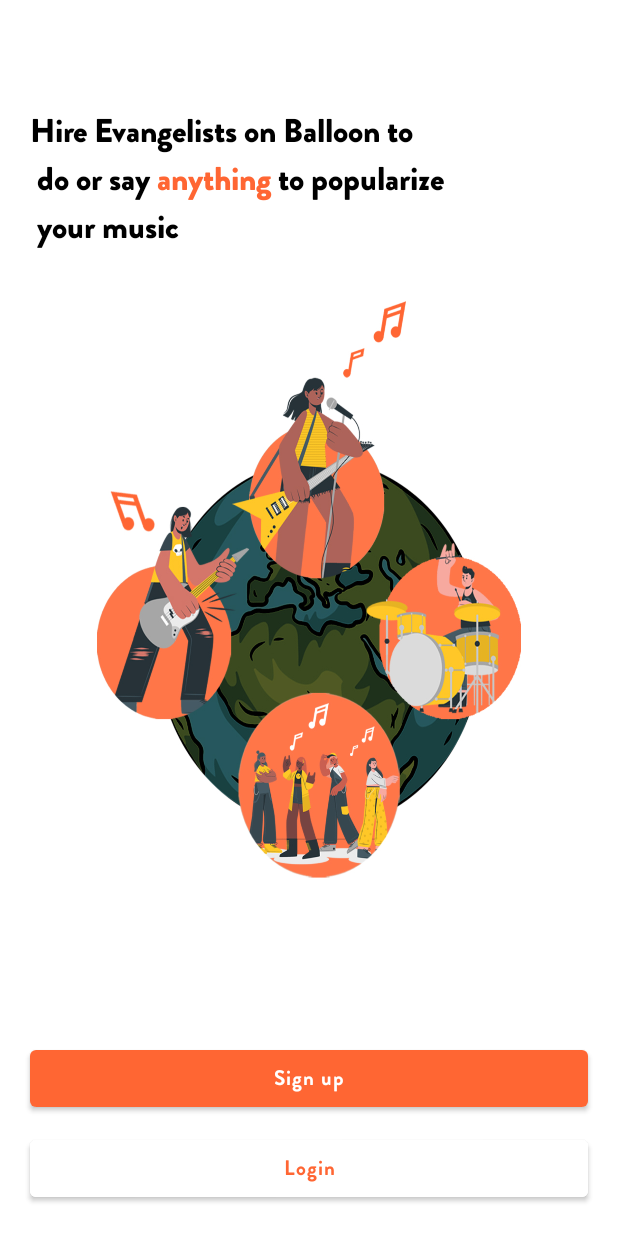
After one commit to darmilola/Balloon, an Android app: the LoginOrSignup screen opened directly, with no data from a screen before it, on a phone screen of 412 x 824 dp. The commit adds this screen. Run offline under Robolectric (Android 15) with nearby library versions, the phone set to English and light mode, and no system bars.

Commit message:
Completed signup or login page

```diff
--- a/app/src/main/AndroidManifest.xml
+++ b/app/src/main/AndroidManifest.xml
@@ -10,6 +10,9 @@
         android:supportsRtl="true"
         android:testOnly="false"
         android:theme="@style/Theme.Balloon">
+        <activity
+            android:name=".LoginOrSignup"
+            android:exported="false" />
         <activity
             android:name=".SecondWelcome"
             android:exported="false" />
@@ -27,7 +30,7 @@
             android:exported="false" />
         <activity
             android:name=".MainActivity"
-            android:exported="true"></activity>
+            android:exported="true" />
     </application>
 
 </manifest>
--- /dev/null
+++ b/app/src/main/java/com/useballoon/LoginOrSignup.kt
@@ -0,0 +1,41 @@
+package com.useballoon
+
+import androidx.appcompat.app.AppCompatActivity
+import android.os.Bundle
+import android.text.Spannable
+import android.text.SpannableString
+import android.text.style.ForegroundColorSpan
+import android.text.style.UnderlineSpan
+import android.view.View
+import android.view.WindowManager
+import android.view.animation.Animation
+import android.view.animation.AnimationUtils
+import android.widget.TextView
+import androidx.core.content.ContextCompat
+
+class LoginOrSignup : AppCompatActivity() {
+    private lateinit var header: TextView
+    override fun onCreate(savedInstanceState: Bundle?) {
+        super.onCreate(savedInstanceState)
+        setContentView(R.layout.activity_login_or_signup)
+        initView()
+    }
+
+    fun initView(){
+
+        header = findViewById(R.id.signup_header)
+        val headerSpan: Spannable = SpannableString("Hire Evangelists on Balloon to\n do or say anything to popularize\n your music")
+        headerSpan.setSpan(
+            ForegroundColorSpan(
+                ContextCompat.getColor(
+                    this,
+                    R.color.balloon_primary
+                )
+            ), 41, 51, Spannable.SPAN_EXCLUSIVE_EXCLUSIVE
+        )
+        header.setText(headerSpan)
+
+
+
+    }
+}
--- a/app/src/main/java/com/useballoon/Welcome.kt
+++ b/app/src/main/java/com/useballoon/Welcome.kt
@@ -51,10 +51,6 @@ class Welcome : AppCompatActivity() {
         )
         header.setText(headerSpan)
 
-        window.setFlags(
-            WindowManager.LayoutParams.FLAG_FULLSCREEN,
-            WindowManager.LayoutParams.FLAG_FULLSCREEN
-        )
         getStartedLayout = findViewById(R.id.welcome_get_started_layout)
         marketingLayout = findViewById(R.id.welcome_marketing_layout);
         header = findViewById(R.id.welcome_header)
--- a/app/src/main/res/anim/fade_out.xml
+++ b/app/src/main/res/anim/fade_out.xml
@@ -2,5 +2,5 @@
 <alpha xmlns:android="http://schemas.android.com/apk/res/android"
     android:fromAlpha="1.0"
     android:toAlpha="0"
-    android:duration="3000"
+    android:duration="2000"
     />
--- /dev/null
+++ b/app/src/main/res/layout/activity_login_or_signup.xml
@@ -0,0 +1,89 @@
+<?xml version="1.0" encoding="utf-8"?>
+<LinearLayout xmlns:android="http://schemas.android.com/apk/res/android"
+    xmlns:app="http://schemas.android.com/apk/res-auto"
+    xmlns:tools="http://schemas.android.com/tools"
+    android:layout_width="match_parent"
+    android:layout_height="match_parent"
+    tools:context=".Welcome">
+
+    <FrameLayout
+        android:layout_width="match_parent"
+        android:layout_height="match_parent"
+        android:orientation="vertical">
+        <LinearLayout
+            android:layout_width="match_parent"
+            android:layout_height="match_parent"
+            android:layout_marginTop="60dp"
+            android:layout_marginBottom="60dp"
+            android:background="@drawable/balloon_illust_3">
+
+        </LinearLayout>
+        <LinearLayout
+            android:layout_width="match_parent"
+            android:layout_height="200dp"
+            android:orientation="vertical"
+            android:layout_weight="0.8"
+            android:layout_marginTop="20dp"
+            android:id="@+id/welcome_marketing_layout"
+            android:gravity="center|left">
+
+            <TextView
+                android:layout_width="match_parent"
+                android:layout_height="wrap_content"
+                android:layout_marginRight="20dp"
+                android:textSize="22dp"
+                android:textColor="@color/black"
+                android:gravity="center|left"
+                android:layout_marginLeft="20dp"
+                android:textFontWeight="600"
+                android:id="@+id/signup_header"
+                android:fontFamily="@font/groblack"
+                android:text="Hire Evangelists on Balloon to do or say\n anything to popularize\n your music"/>
+        </LinearLayout>
+
+
+
+        <LinearLayout
+            android:layout_width="match_parent"
+            android:layout_height="150dp"
+            android:orientation="vertical"
+            android:gravity="bottom"
+            android:layout_gravity="bottom"
+            android:id="@+id/welcome_get_started_layout">
+
+            <com.google.android.material.button.MaterialButton
+                android:layout_width="match_parent"
+                android:layout_height="50dp"
+                android:layout_gravity="bottom"
+                android:layout_marginBottom="10dp"
+                android:layout_marginLeft="20dp"
+                android:text="Sign up"
+                app:elevation="40dp"
+                android:letterSpacing="0.05"
+                android:fontFamily="@font/grobold"
+                android:textAllCaps="false"
+                android:textSize="14dp"
+                app:backgroundTint="@color/balloon_primary"
+                android:id="@+id/welcome_go_on"
+                android:textColor="@color/white"
+                android:layout_marginRight="20dp"/>
+            <com.google.android.material.button.MaterialButton
+                android:layout_width="match_parent"
+                android:layout_height="50dp"
+                android:layout_gravity="bottom"
+                android:backgroundTint="@color/white"
+                android:layout_marginBottom="20dp"
+                android:layout_marginLeft="20dp"
+                android:text="Login"
+                app:elevation="40dp"
+                android:letterSpacing="0.05"
+                android:fontFamily="@font/grobold"
+                android:textAllCaps="false"
+                android:textSize="14dp"
+                android:textColor="@color/balloon_primary"
+                android:layout_marginRight="20dp"/>
+        </LinearLayout>
+
+    </FrameLayout>
+
+</LinearLayout>
```
Also changed, not shown: app/src/main/java/com/useballoon/SecondWelcome.kt (+54 -30 lines), app/src/main/res/layout/activity_second_welcome.xml (+43 -55 lines), app/src/main/res/drawable/balloon_illust_2__1_.jpg (added).
